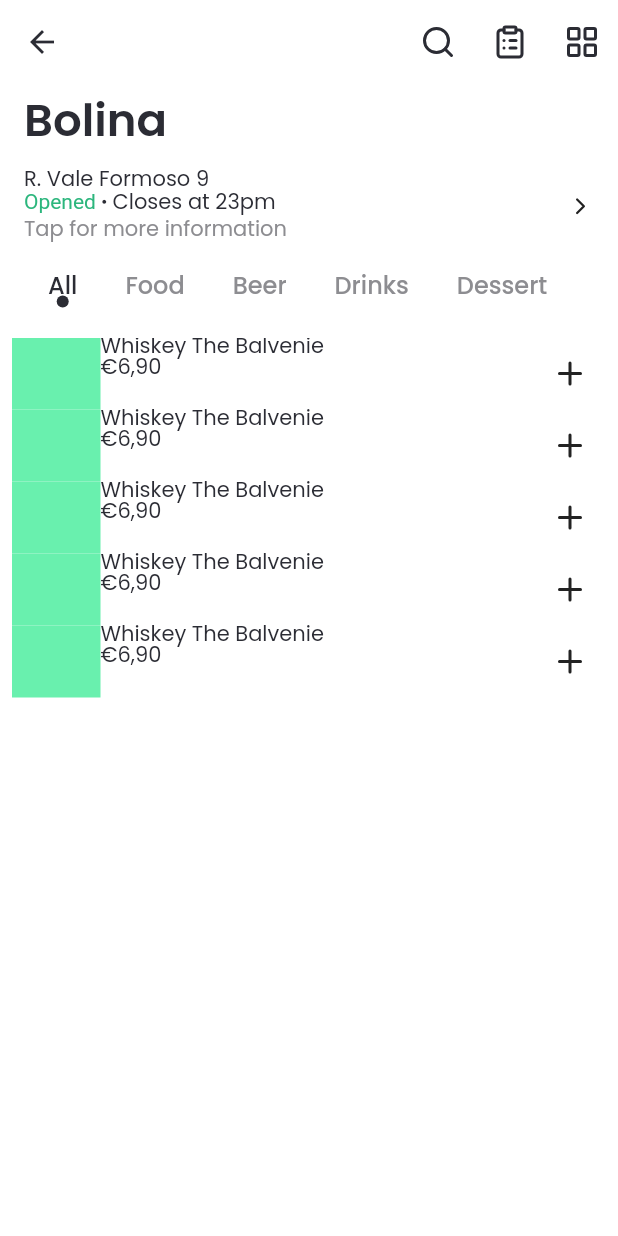
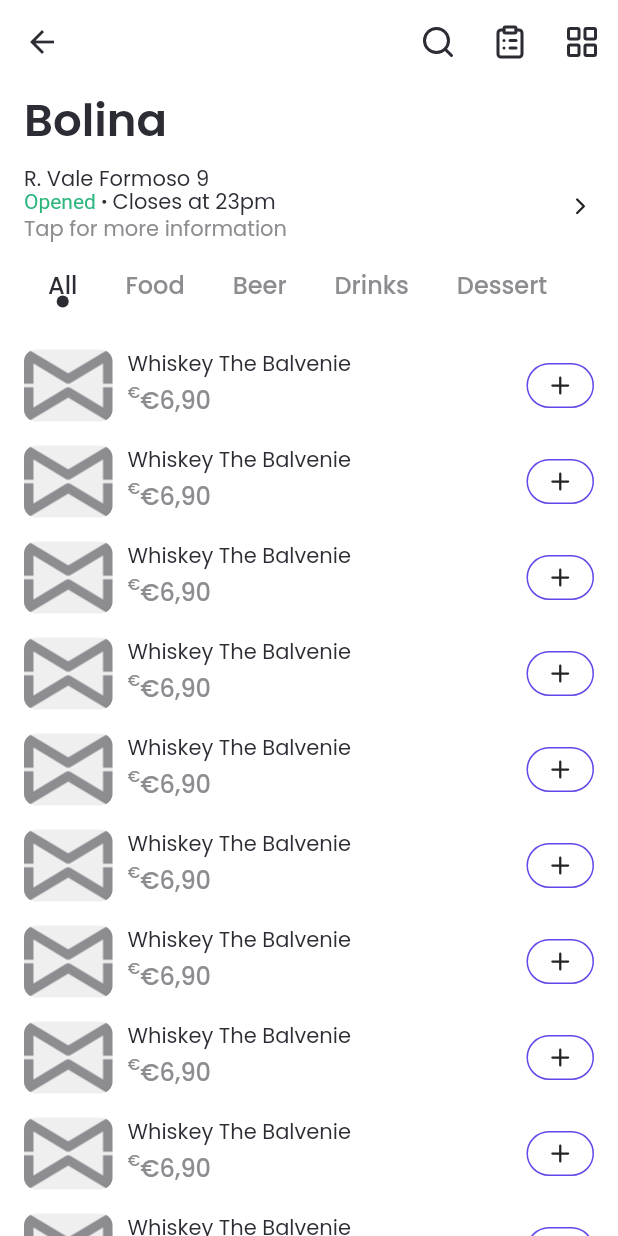
Before and after one commit to ggalambas/mywaiter_ui, a Flutter app: the RestaurantPage screen opened by its route, after a tap on an icon or button, on a phone screen of 412 x 824 dp. Run offline on Flutter 3.47's test engine with Material 2 defaults, Android fonts, the phone set to English and light mode, and no system bars; our stand-ins replace flutter_sticky_header, flutter_svg, flutter_svg_provider, google_fonts, lucide_icons, tab_indicator_styler.

Commit message:
restaurant page but with scroll all fucked up

```diff
--- a/lib/components/product_item.dart
+++ b/lib/components/product_item.dart
@@ -1,10 +1,16 @@
 import 'package:flutter/material.dart';
+import 'package:flutter_svg_provider/flutter_svg_provider.dart';
 import 'package:lucide_icons/lucide_icons.dart';
+import 'package:mywaiter_design/config/constants.dart';
 import 'package:mywaiter_design/pages/restaurant_page.dart';
+import 'package:mywaiter_design/widgets/price.dart';
 
 class ProductItem extends StatelessWidget {
   final View view;
   const ProductItem({required this.view});
+
+  final productTitle = 'Whiskey The Balvenie';
+  final productPrice = '€6,90';
 
   @override
   Widget build(BuildContext context) {
@@ -25,64 +31,106 @@ class ProductItem extends StatelessWidget {
 
   Widget buildCard(BuildContext context) {
     return Container(
-      width: 162,
-      padding: EdgeInsets.all(8),
+      width: 156,
+      margin: EdgeInsets.all(8),
       child: Column(
         crossAxisAlignment: CrossAxisAlignment.start,
         children: [
-          image(height: 156),
-          title(),
+          image(context, height: 156),
+          SizedBox(height: 10),
+          Text(
+            productTitle + '\n',
+            maxLines: 2,
+            overflow: TextOverflow.ellipsis,
+          ),
+          SizedBox(height: 3),
           Row(
-            mainAxisSize: MainAxisSize.min,
+            mainAxisAlignment: MainAxisAlignment.spaceBetween,
+            crossAxisAlignment: CrossAxisAlignment.end,
             children: [
-              price(),
-              Spacer(),
-              addButton(),
+              Padding(
+                padding: EdgeInsets.only(bottom: 2),
+                child: price(context),
+              ),
+              addButton(context),
             ],
-          )
+          ),
         ],
       ),
     );
   }
 
   Widget buildTile(BuildContext context) {
-    return SizedBox(
+    return Container(
       height: 48,
+      margin: EdgeInsets.all(8),
       child: Row(
         children: [
-          image(width: 59),
+          image(context, width: 59, borderRadius: 8),
+          SizedBox(width: 10),
           Column(
+            mainAxisAlignment: MainAxisAlignment.center,
             crossAxisAlignment: CrossAxisAlignment.start,
             children: [
-              title(),
-              price(),
+              Text(
+                productTitle,
+                maxLines: 1,
+                overflow: TextOverflow.ellipsis,
+              ),
+              SizedBox(height: 4),
+              price(context),
             ],
-            // add
           ),
           Spacer(),
-          addButton(),
+          addButton(context),
         ],
       ),
     );
   }
 
-  Widget image({double? height, double? width}) {
+  Widget image(
+    BuildContext context, {
+    double? width,
+    double? height,
+    double borderRadius = kBorderRadius,
+  }) {
+    final theme = Theme.of(context);
     return Container(
-      color: Colors.greenAccent,
+      width: width,
       height: height,
-      width: width,
+      decoration: BoxDecoration(
+        color: theme.colorScheme.surface,
+        borderRadius: BorderRadius.circular(borderRadius),
+        image: DecorationImage(
+          image: Svg(
+            'assets/logo.svg',
+            color: theme.colorScheme.onSurface,
+          ),
+        ),
+      ),
     );
   }
 
-  Widget title() {
-    return Text('Whiskey The Balvenie');
+  Widget price(BuildContext context) {
+    final theme = Theme.of(context);
+    return Price(
+      productPrice,
+      style: theme.textTheme.bodyText1!
+          .copyWith(color: theme.colorScheme.onSurface),
+    );
   }
 
-  Widget price() {
-    return Text('€6,90');
-  }
-
-  Widget addButton() {
-    return IconButton(onPressed: () {}, icon: Icon(LucideIcons.plus));
+  Widget addButton(BuildContext context) {
+    final theme = Theme.of(context);
+    return Container(
+      width: 45,
+      height: 30,
+      decoration: BoxDecoration(
+        border: Border.all(color: theme.primaryColor),
+        borderRadius: BorderRadius.circular(15),
+      ),
+      alignment: Alignment.center,
+      child: Icon(LucideIcons.plus, size: kSmallIconSize),
+    );
   }
 }
--- a/lib/pages/restaurant_page.dart
+++ b/lib/pages/restaurant_page.dart
@@ -83,7 +83,7 @@ class _RestaurantPageState extends State<RestaurantPage> {
             ),
             SliverToBoxAdapter(
               child: InkWell(
-                onTap: () {}, //! navigate to info
+                onTap: () {},
                 child: Padding(
                   padding: EdgeInsets.symmetric(
                     horizontal: kScreenPadding,
@@ -147,10 +147,13 @@ class _RestaurantPageState extends State<RestaurantPage> {
                     //* filter items by category
                     children: [
                       ...categories.map(
-                        (_) => Wrap(
-                          children: [
-                            for (var i = 0; i < 5; i++) ProductItem(view: view)
-                          ],
+                        (_) => SingleChildScrollView(
+                          child: Wrap(
+                            children: [
+                              for (var i = 0; i < 15; i++)
+                                ProductItem(view: view)
+                            ],
+                          ),
                         ),
                       ),
                     ],
```
